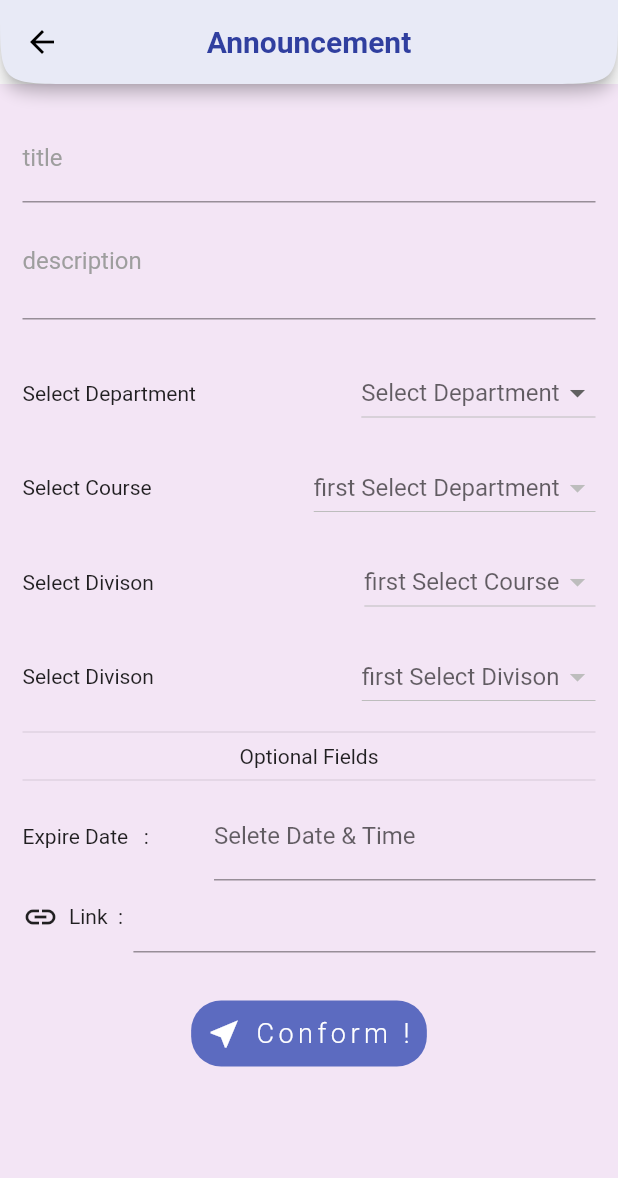
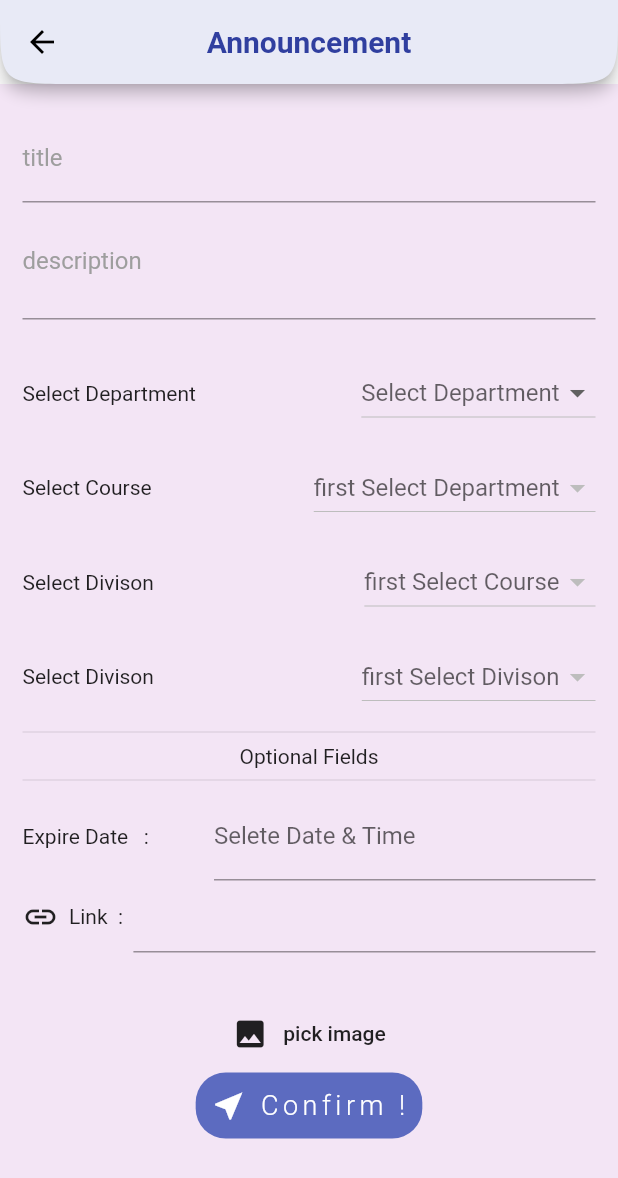
Before and after one commit to kanjiyakeyur/utu-faculty, a Flutter app: the AddNotificationScreen screen opened by its route, on a phone screen of 412 x 824 dp. Shown: the top 1178 px of the screen. Run offline on Flutter 3.47's test engine with Material 2 defaults, Android fonts, the phone set to English and light mode, and no system bars; drawn by our look-alikes of datetime_picker_formfield; our stand-ins replace cloud_firestore, firebase_auth, firebase_storage, flutter_staggered_animations, image_picker; accounts and stored records are empty.

Commit message:
image add to notification

```diff
--- a/lib/provider/notification.dart
+++ b/lib/provider/notification.dart
@@ -1,5 +1,7 @@
 import 'package:flutter/foundation.dart';
 import 'package:cloud_firestore/cloud_firestore.dart';
+import 'package:firebase_storage/firebase_storage.dart';
+import 'dart:io';
 //import './httpExeption.dart';
 //import 'package:utu_faculty/provider/utuNotificationType.dart';
 
@@ -27,6 +29,7 @@ class NotificationType {
   final String byid;
   final String by;
   final String link;
+  final String imageUrl;
   NotificationType({
     @required this.id,
     @required this.title,
@@ -37,6 +40,7 @@ class NotificationType {
     @required this.by,
     @required this.byid,
     @required this.link,
+    @required this.imageUrl,
   });
 }
 
@@ -52,12 +56,25 @@ class UtuNotification with ChangeNotifier {
     String userName,
     String expiredate,
     String link,
+    File image,
   }) async {
     try {
+      final DateTime datetime = DateTime.now();
+      var imgUrl = "EmptyImage";
+      if (image != null) {
+        final ref = FirebaseStorage.instance
+            .ref()
+            .child('Image')
+            .child(datetime.toString() + userid + '.jpg');
+        await ref.putFile(image).onComplete;
+        //image link
+        imgUrl = await ref.getDownloadURL();
+      }
+
       await Firestore.instance.collection('notification').add({
         'title': title,
         'description': description,
-        'datetime': DateTime.now().toIso8601String(),
+        'datetime': datetime.toIso8601String(),
         'by': userName,
         'byid': userid,
         'location': {
@@ -68,6 +85,7 @@ class UtuNotification with ChangeNotifier {
         },
         'expiredate': expiredate,
         'link': link,
+        'image': imgUrl,
       });
     } catch (error) {
       throw error;
@@ -87,8 +105,33 @@ class UtuNotification with ChangeNotifier {
     String expiredate,
     String link,
     DateTime oldSendDate,
+    File image,
+    String imageUrl,
   }) async {
     try {
+      if (image != null) {
+        print(imageUrl);
+        if (imageUrl == "EmptyImage") {
+          final ref = FirebaseStorage.instance
+              .ref()
+              .child('Image')
+              .child(oldSendDate.toString() + userid + '.jpg');
+          await ref.putFile(image).onComplete;
+          //image link
+          imageUrl = await ref.getDownloadURL();
+        } else {
+          final ref = FirebaseStorage.instance
+              .ref()
+              .child('Image')
+              .child(oldSendDate.toString() + userid + '.jpg');
+          await ref
+              .delete()
+              .whenComplete(() async => await ref.putFile(image).onComplete);
+          //await ref.putFile(image).onComplete;
+          //image link
+          imageUrl = await ref.getDownloadURL();
+        }
+      }
       await Firestore.instance
           .collection('notification')
           .document(id)
@@ -106,7 +149,9 @@ class UtuNotification with ChangeNotifier {
         },
         'expiredate': expiredate,
         'link': link,
-      });
+        'image': imageUrl,
+      }).then((value) =>
+              print("__________________________________Succes_______"));
     } catch (error) {
       throw error;
     }
@@ -157,7 +202,16 @@ class UtuNotification with ChangeNotifier {
 
   Future<void> removeNotification(NotificationType data) async {
     try {
-      Firestore.instance.collection('notification').document(data.id).delete();
+      await Firestore.instance
+          .collection('notification')
+          .document(data.id)
+          .delete();
+      if (data.imageUrl != "EmptyImage")
+        await FirebaseStorage.instance
+            .ref()
+            .child("Image")
+            .child(data.datetime.toString() + data.byid + ".jpg")
+            .delete();
     } catch (error) {
       throw error;
     }
--- a/lib/screens/add_notification_screen.dart
+++ b/lib/screens/add_notification_screen.dart
@@ -2,9 +2,11 @@ import 'package:flutter/material.dart';
 import 'package:flutter/services.dart';
 import 'package:provider/provider.dart';
 import 'package:utu_faculty/provider/faculty.dart';
+import 'package:utu_faculty/widgets/imagepicker.dart';
 import '../provider/notification.dart';
 import 'package:datetime_picker_formfield/datetime_picker_formfield.dart';
 import 'package:intl/intl.dart';
+import 'dart:io';
 
 class AddNotificationScreen extends StatefulWidget {
   static const routeName = '/addnotification';
@@ -25,11 +27,12 @@ class _AddNotificationScreenState extends State<AddNotificationScreen>
     'expiredate': '',
     'link': '',
   };
-
+  File _image;
   //this for update notification
   bool _argumentDataFatch = false;
   DateTime _oldSendDate;
   String _notificationID;
+  String _imageUrl;
   setdata(NotificationType data) {
     if (_argumentDataFatch == false) {
       _formData['title'] = data.title;
@@ -46,6 +49,8 @@ class _AddNotificationScreenState extends State<AddNotificationScreen>
       if (data.link != 'EmptyLink123') {
         _formData['link'] = data.link;
       }
+
+      _imageUrl = data.imageUrl;
       _argumentDataFatch = true;
     }
   }
@@ -145,6 +150,7 @@ class _AddNotificationScreenState extends State<AddNotificationScreen>
           userName: uName,
           expiredate: _formData['expiredate'],
           link: _formData['link'],
+          image: _image,
         );
       } else {
         await Provider.of<UtuNotification>(context, listen: false)
@@ -161,6 +167,8 @@ class _AddNotificationScreenState extends State<AddNotificationScreen>
           expiredate: _formData['expiredate'],
           link: _formData['link'],
           oldSendDate: _oldSendDate,
+          image: _image,
+          imageUrl: _imageUrl,
         );
       }
       setState(() {
@@ -318,6 +326,12 @@ class _AddNotificationScreenState extends State<AddNotificationScreen>
   void onSelectBatch(_value) {
     setState(() {
       _selectedBatch = _value;
+    });
+  }
+
+  void imgPickerFn(File pickedImage) {
+    setState(() {
+      _image = pickedImage;
     });
   }
 
@@ -630,6 +644,16 @@ class _AddNotificationScreenState extends State<AddNotificationScreen>
                     SizedBox(
                       height: 30,
                     ),
+                    if (_argumentDataFatch &&
+                        _image == null &&
+                        _imageUrl != null)
+                      Container(
+                          width: double.maxFinite,
+                          child: Image.network(
+                            _imageUrl,
+                            fit: BoxFit.fitWidth,
+                          )),
+                    ImagePicker(imgPickerFn, false),
                     _isloding
                         ? CircularProgressIndicator()
                         : Hero(
@@ -647,7 +671,7 @@ class _AddNotificationScreenState extends State<AddNotificationScreen>
                                   color: Colors.white,
                                 ),
                                 label: Text(
-                                  'Conform !',
+                                  'Confirm !',
                                   style: TextStyle(
                                       color: Colors.white,
                                       fontSize: 18,
@@ -660,7 +684,7 @@ class _AddNotificationScreenState extends State<AddNotificationScreen>
                                     context: context,
                                     builder: (ctx) => AlertDialog(
                                       title: Text(
-                                        "Conform Or not",
+                                        "Confirm Or not",
                                       ),
                                       actions: <Widget>[
                                         FlatButton(
--- a/lib/screens/home_screen.dart
+++ b/lib/screens/home_screen.dart
@@ -380,6 +380,7 @@ class _HomeScreenState extends State<HomeScreen> with TickerProviderStateMixin {
                             byid: data[index]['byid'],
                             expiredate: data[index]['expiredate'],
                             link: data[index]['link'],
+                            imageUrl: data[index]['image'],
                           ),
                         ),
                       ),
--- /dev/null
+++ b/lib/widgets/imagepicker.dart
@@ -0,0 +1,110 @@
+import 'package:flutter/material.dart';
+import 'dart:io';
+import 'package:image_picker/image_picker.dart' as im;
+
+class ImagePicker extends StatefulWidget {
+  ImagePicker(this.imgPickerFn, this.newuser);
+  final bool newuser;
+  final void Function(File pickedImage) imgPickerFn;
+  @override
+  _ImagePickerState createState() => _ImagePickerState();
+}
+
+class _ImagePickerState extends State<ImagePicker> {
+  File _pickedImage;
+
+  void _openGallery(BuildContext context) async {
+    var picture = await im.ImagePicker.pickImage(
+        source: im.ImageSource.gallery,
+        imageQuality: 70,
+        maxWidth: 400,
+        maxHeight: 400);
+    this.setState(() {
+      _pickedImage = picture;
+    });
+    Navigator.of(context).pop();
+    widget.imgPickerFn(_pickedImage);
+  }
+
+  void _openCamera(BuildContext context) async {
+    var picture = await im.ImagePicker.pickImage(
+        source: im.ImageSource.camera,
+        imageQuality: 70,
+        maxWidth: 400,
+        maxHeight: 400);
+    this.setState(() {
+      _pickedImage = picture;
+    });
+    Navigator.of(context).pop();
+    widget.imgPickerFn(_pickedImage);
+  }
+
+  Future<void> _showSelectionDialog(BuildContext context) {
+    return showDialog(
+        context: context,
+        builder: (BuildContext context) {
+          return AlertDialog(
+              title: Text("From where do you want to take the photo?"),
+              content: SingleChildScrollView(
+                child: ListBody(
+                  children: <Widget>[
+                    GestureDetector(
+                      child: Text("Gallery"),
+                      onTap: () {
+                        _openGallery(context);
+                      },
+                    ),
+                    Padding(padding: EdgeInsets.all(8.0)),
+                    GestureDetector(
+                      child: Text("Camera"),
+                      onTap: () {
+                        _openCamera(context);
+                      },
+                    )
+                  ],
+                ),
+              ));
+        });
+  }
+
+  @override
+  Widget build(BuildContext context) {
+    return Column(
+      mainAxisAlignment: MainAxisAlignment.center,
+      crossAxisAlignment: CrossAxisAlignment.center,
+      children: <Widget>[
+        if (widget.newuser)
+          CircleAvatar(
+            radius: 40,
+            backgroundImage: _pickedImage != null
+                ? FileImage(_pickedImage)
+                : AssetImage(
+                    'assets/images/user.png',
+                  ),
+          ),
+        if (!widget.newuser && _pickedImage != null)
+          Container(
+            child: Image.file(_pickedImage),
+          ),
+        Row(
+          crossAxisAlignment: CrossAxisAlignment.center,
+          mainAxisAlignment: MainAxisAlignment.center,
+          children: [
+            FlatButton(
+              onPressed: () => _showSelectionDialog(context),
+              child: Row(
+                children: <Widget>[
+                  Icon(Icons.image),
+                  SizedBox(
+                    width: 10,
+                  ),
+                  Text('pick image'),
+                ],
+              ),
+            ),
+          ],
+        ),
+      ],
+    );
+  }
+}
--- a/pubspec.yaml
+++ b/pubspec.yaml
@@ -35,6 +35,8 @@ dependencies:
   # The following adds the Cupertino Icons font to your application.
   # Use with the CupertinoIcons class for iOS style icons.
   cupertino_icons: ^0.1.3
+  image_picker: ^0.6.7+4
+  firebase_storage: ^3.1.6
 
 dev_dependencies:
   flutter_test:
```
Also changed, not shown: lib/widgets/show_notification.dart (+18 -1 lines), pubspec.lock.
